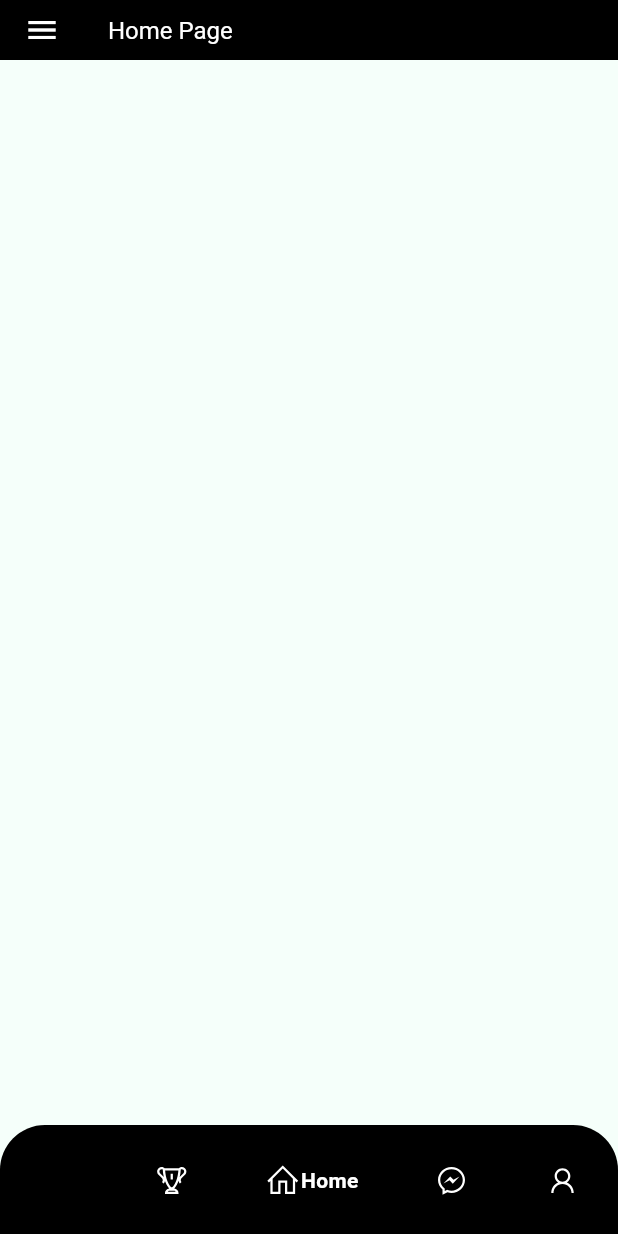
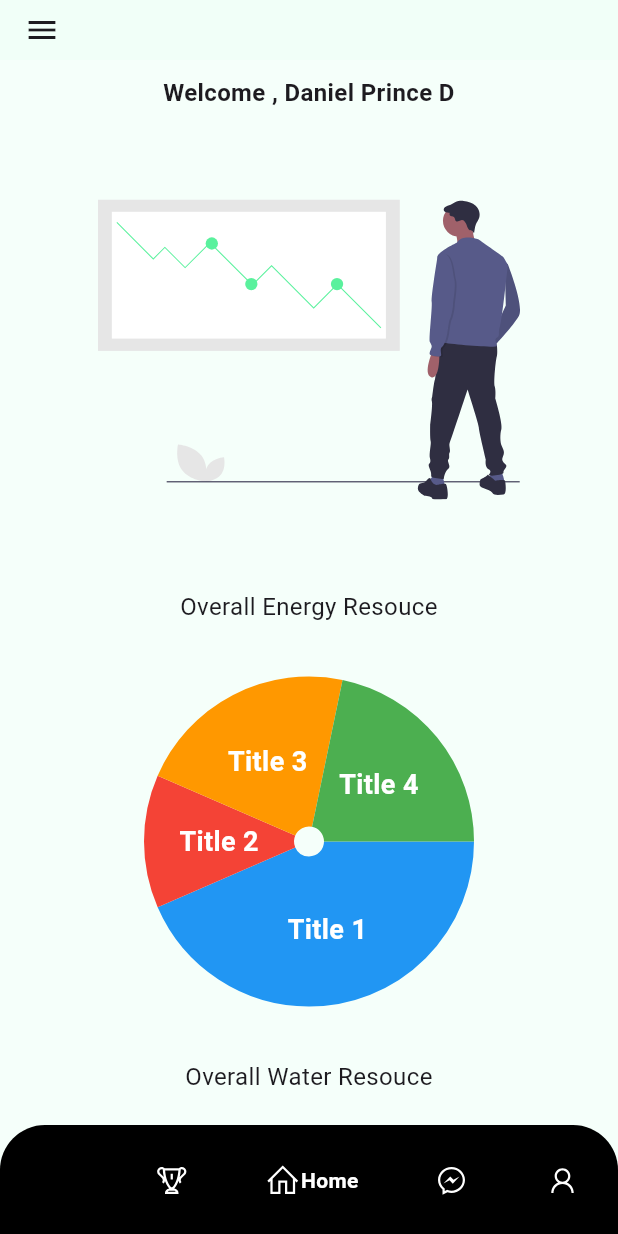
Before and after one commit to danielprinceD/energy_conserver_mobile, a Flutter app: the screen it shows after launch, on a phone screen of 412 x 824 dp. Run offline on Flutter 3.47's test engine with Material 3 defaults, Android fonts, the phone set to English and light mode, and no system bars; drawn by our look-alikes of fl_chart, google_nav_bar; our stand-ins replace flutter_svg, line_icons, sidebarx.

Commit message:
feat:pie chart added

```diff
--- a/lib/app-util.dart
+++ b/lib/app-util.dart
@@ -45,3 +45,17 @@ class NavBarUtil{
     }
   ];
 }
+
+class SidebarUtil {
+    static const double width = 200;
+    static const List<Map<String , dynamic>> items = [
+       {
+        'icon' : Icons.electric_bolt,
+        'label' : 'Energy Resource'
+       },
+      {
+        'icon': Icons.water,
+        'label' : 'Water Resource'
+      }
+    ];
+}
--- /dev/null
+++ b/lib/components/piechart/overall_resource.dart
@@ -0,0 +1,39 @@
+import 'package:energy_conserver_mobile/demo/data.dart';
+import 'package:fl_chart/fl_chart.dart';
+import 'package:flutter/material.dart';
+
+class OverallPieChart extends StatefulWidget {
+  const OverallPieChart({super.key});
+
+  @override
+  State<OverallPieChart> createState() => _OverallPieChartState();
+}
+
+class _OverallPieChartState extends State<OverallPieChart> {
+
+  List<PieChartSectionData> showingSections(){
+    return overallPieChart.map((chart)=> PieChartSectionData(
+      color: chart.color ,
+      value: chart.value ,
+      title: chart.title ,
+      radius: chart.radius ,
+      titleStyle: const TextStyle(
+          fontSize: 18,
+          fontWeight: FontWeight.bold,
+          color: Colors.white,
+        ),
+    )).toList() ;
+  }
+
+  @override
+  Widget build(BuildContext context) {
+    return PieChart(
+      PieChartData(
+            sectionsSpace: 0, // Space between sections
+            centerSpaceRadius: 10, // Space in the middle
+            sections: showingSections(),
+            borderData: FlBorderData(show: false),
+      )
+    );
+  }
+}
--- a/lib/components/slider.dart
+++ b/lib/components/slider.dart
@@ -1,3 +1,4 @@
+import 'package:energy_conserver_mobile/app-util.dart';
 import 'package:flutter/material.dart';
 import 'package:sidebarx/sidebarx.dart';
 
@@ -12,13 +13,10 @@ class _MySliderState extends State<MySlider> {
   @override
   Widget build(BuildContext context) {
     return SizedBox(
-        width : 150,
+        width : SidebarUtil.width,
         child: SidebarX(
-        controller: SidebarXController(selectedIndex: 0 , extended:  true),
-        items: const [
-          SidebarXItem(icon: Icons.home, label: 'Home'),
-          SidebarXItem(icon: Icons.search, label: 'Search'),
-        ],
+        controller: SidebarXController(selectedIndex: -1 , extended:  true),
+        items : SidebarUtil.items.map((item)=>SidebarXItem(icon: item['icon'], label: item['label'] )).toList()
             ),
       );;
   }
--- a/lib/demo/classes.dart
+++ b/lib/demo/classes.dart
@@ -1,3 +1,5 @@
+import 'package:flutter/material.dart';
+
 class BuildingClass {
     int id;
     String name;
@@ -17,3 +19,11 @@ class DeviceClass{
   int id; String name;
   DeviceClass(this.id , this.name);
 }
+
+class PieChartOverall{
+    MaterialColor color;
+    double value;
+    String title;
+    double radius;
+    PieChartOverall(this.color , this.value , this.radius , this.title);
+}
--- a/lib/demo/data.dart
+++ b/lib/demo/data.dart
@@ -1,4 +1,5 @@
 import 'package:energy_conserver_mobile/demo/classes.dart';
+import 'package:flutter/material.dart';
 
 List<BuildingClass> buildings = [
    BuildingClass(1, "Building 1", "Daniel Prince") ,
@@ -17,3 +18,11 @@ List<DeviceClass> devices = [
    DeviceClass(2, "Device 2"),
     DeviceClass(3, "Device 3"),
 ];
+
+
+List<PieChartOverall> overallPieChart = [
+  PieChartOverall( Colors.blue  , 50, 100, "Title 1"),
+  PieChartOverall( Colors.red , 15, 100, "Title 2"),
+  PieChartOverall(Colors.orange, 25, 100, "Title 3"),
+  PieChartOverall(Colors.green, 25, 100, "Title 4"),
+];
--- a/lib/pages/home.dart
+++ b/lib/pages/home.dart
@@ -1,5 +1,8 @@
 
+import 'package:energy_conserver_mobile/components/piechart/overall_resource.dart';
+import 'package:fl_chart/fl_chart.dart';
 import 'package:flutter/material.dart';
+import 'package:flutter_svg/svg.dart';
 
 class HomePage extends StatefulWidget {
   const HomePage({super.key  });
@@ -11,19 +14,58 @@ class HomePage extends StatefulWidget {
 
 class _HomePageState extends State<HomePage> {
 
+  String name = "Daniel Prince D";
+
   @override
   Widget build(BuildContext context) {
-    return const SafeArea(
+    return SingleChildScrollView(
+      child: SafeArea(
         child : Column(
           children: [
             Row(
               children: [
-
+                Expanded(child: Container( child:  Text("Welcome , ${name}" ,style: TextStyle(fontSize: 16 , fontWeight: FontWeight.bold) , textAlign: TextAlign.center  )  , padding:EdgeInsets.only(top: 10 , bottom: 10))) ,
+              ],
+            ),
+            Row(
+              children: [
+                Expanded(
+                  child: Container(
+                    padding: const EdgeInsets.only(top: 50 , bottom: 50),
+                    child: SvgPicture.asset(
+                      'asserts/images/data_viewer.svg' ,
+                      width: 100 ,
+                      height: 200,
+                    ),
+                ) ,
+                )
+              ],
+            ),
+            Row(
+              children: [
+                Expanded(child: Container( child:   Text("Overall Energy Resouce" ,style: TextStyle(fontSize: 16 ) , textAlign: TextAlign.center  )  , padding:EdgeInsets.only(top: 10 , bottom: 10))) ,
+              ],
+            ),
+           const Row(
+              children: [
+                Expanded(
+                  child: SizedBox( child: OverallPieChart() , height: 270 )) ,
+              ],
+            ),
+             Row(
+              children: [
+                Expanded(child: Container( child:   Text("Overall Water Resouce" ,style: TextStyle(fontSize: 16 ) , textAlign: TextAlign.center  )  , padding:EdgeInsets.only(top: 10 , bottom: 10))) ,
+              ],
+            ),
+           const Row(
+              children: [
+                Expanded(
+                  child: SizedBox( child: OverallPieChart() , height: 270 )) ,
+              ],
+            ),
           ]
         )
-
-        ],
-      )
+      ),
     );
   }
 }
--- a/lib/pages/main.dart
+++ b/lib/pages/main.dart
@@ -21,11 +21,10 @@ class _MainPageState extends State<MainPage> {
     return Scaffold(
       key: _scaffoldKey,
       appBar: AppBar(
+        backgroundColor: const Color(AppData.bgColor) ,
       toolbarHeight: 40,
-      backgroundColor: NavBarUtil.bgColor,
-      title: Text("Home Page" , style: TextStyle(fontSize: 16 , color: NavBarUtil.color),),
       leading: IconButton(
-        icon: const Icon(Icons.menu , color: NavBarUtil.color,),
+        icon: const Icon(Icons.menu  ),
         onPressed: () {
          _scaffoldKey.currentState?.openDrawer(); // Open the drawer when menu is pressed
         },
--- a/pubspec.yaml
+++ b/pubspec.yaml
@@ -33,6 +33,8 @@ dependencies:
   google_nav_bar: ^5.0.7
   line_icons: ^2.0.2
   sidebarx: ^0.17.1
+  flutter_svg: ^1.1.0
+  fl_chart: ^0.69.2
 
   # The following adds the Cupertino Icons font to your application.
   # Use with the CupertinoIcons class for iOS style icons.
```
Also changed, not shown: flutter_01.png (added), pubspec.lock. Lines whose indentation alone changed are shown as unchanged.
